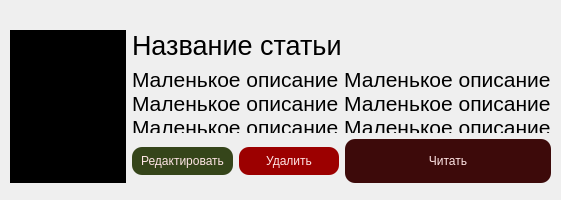
Above: UI/CrimeCard.ui from wais-1/criminal_komi before the change. Below: the same form after it.
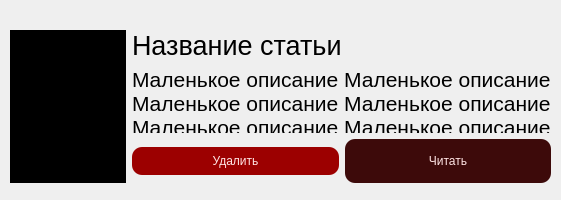
That is the form after the change.

What changed in the file:
```diff
--- a/UI/CrimeCard.ui
+++ b/UI/CrimeCard.ui
@@ -13,7 +13,7 @@
   <property name="windowTitle">
    <string>Form</string>
   </property>
-  <widget class="QWidget" name="">
+  <widget class="QWidget" name="layoutWidget">
    <property name="geometry">
     <rect>
      <x>10</x>
@@ -77,22 +77,6 @@
        <layout class="QHBoxLayout" name="horizontalLayout_2">
         <item>
          <layout class="QHBoxLayout" name="horizontalLayout">
-          <item>
-           <widget class="QPushButton" name="btn_edit">
-            <property name="cursor">
-             <cursorShape>PointingHandCursor</cursorShape>
-            </property>
-            <property name="styleSheet">
-             <string notr="true">border-radius: 10px;
-background-color: #35451A;
-padding: 7px;
-color: #FFE5E5;</string>
-            </property>
-            <property name="text">
-             <string>Редактировать</string>
-            </property>
-           </widget>
-          </item>
           <item>
            <widget class="QPushButton" name="btn_delete">
             <property name="cursor">
```
